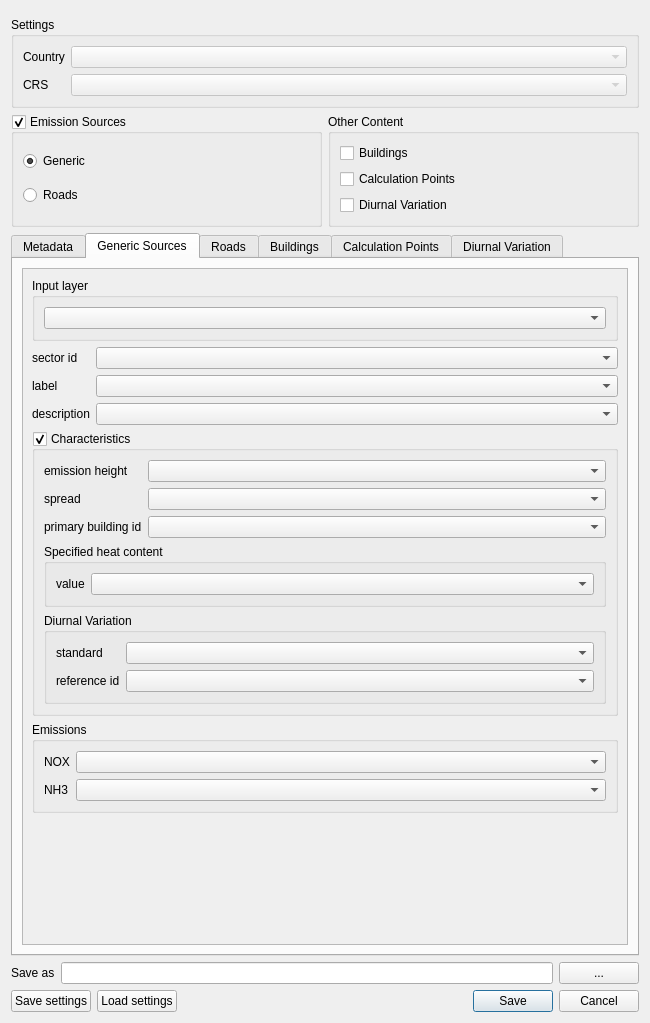
This is ImaerPlugin/generate_calc_input_dlg.ui in opengeogroep/AERIUS-QGIS-plugins as Qt 5 draws it before an edit. The edited form follows.
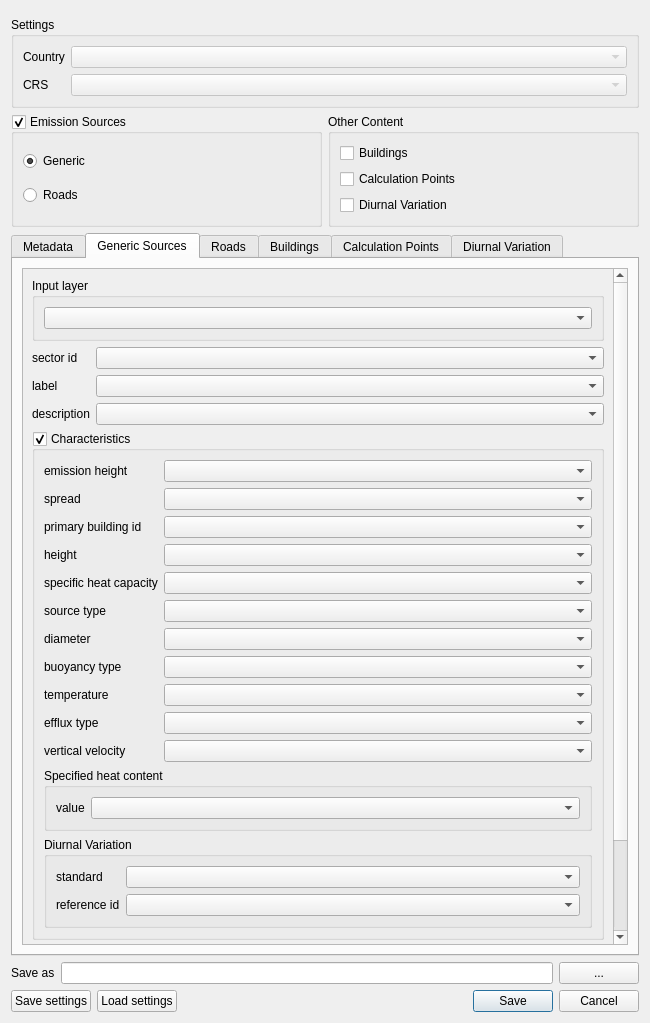
This is the edited form. Custom widgets are drawn as their Qt base class.

Commit message: ADMS Generic Sources supported by GUI

```diff
--- a/ImaerPlugin/generate_calc_input_dlg.ui
+++ b/ImaerPlugin/generate_calc_input_dlg.ui
@@ -238,8 +238,8 @@
            <rect>
             <x>0</x>
             <y>0</y>
-            <width>608</width>
-            <height>633</height>
+            <width>594</width>
+            <height>864</height>
            </rect>
           </property>
           <layout class="QFormLayout" name="formLayout_13">
@@ -340,7 +340,7 @@
               <item row="2" column="1">
                <widget class="QgsFieldComboBox" name="fcb_es_prim_bld"/>
               </item>
-              <item row="3" column="0" colspan="2">
+              <item row="11" column="0" colspan="2">
                <widget class="QGroupBox" name="groupBox_heatContent">
                 <property name="title">
                  <string>Specified heat content</string>
@@ -359,7 +359,7 @@
                 </layout>
                </widget>
               </item>
-              <item row="4" column="0" colspan="2">
+              <item row="12" column="0" colspan="2">
                <widget class="QGroupBox" name="groupBox_5">
                 <property name="title">
                  <string>Diurnal Variation</string>
@@ -388,6 +388,86 @@
                 </layout>
                </widget>
               </item>
+              <item row="3" column="0">
+               <widget class="QLabel" name="label_es_adms_height">
+                <property name="text">
+                 <string>height</string>
+                </property>
+               </widget>
+              </item>
+              <item row="4" column="0">
+               <widget class="QLabel" name="label_es_adms_heat_capacity">
+                <property name="text">
+                 <string>specific heat capacity</string>
+                </property>
+               </widget>
+              </item>
+              <item row="5" column="0">
+               <widget class="QLabel" name="label_es_adms_source_type">
+                <property name="text">
+                 <string>source type</string>
+                </property>
+               </widget>
+              </item>
+              <item row="6" column="0">
+               <widget class="QLabel" name="label_es_adms_diameter">
+                <property name="text">
+                 <string>diameter</string>
+                </property>
+               </widget>
+              </item>
+              <item row="7" column="0">
+               <widget class="QLabel" name="label_es_adms_buoyancy_type">
+                <property name="text">
+                 <string>buoyancy type</string>
+                </property>
+               </widget>
+              </item>
+              <item row="8" column="0">
+               <widget class="QLabel" name="label_es_adms_temperature">
+                <property name="text">
+                 <string>temperature</string>
+                </property>
+               </widget>
+              </item>
+              <item row="9" column="0">
+               <widget class="QLabel" name="label_es_adms_efflux_type">
+                <property name="text">
+                 <string>efflux type</string>
+                </property>
+               </widget>
+              </item>
+              <item row="10" column="0">
+               <widget class="QLabel" name="label_es_adms_vertical_velocity">
+                <property name="text">
+                 <string>vertical velocity</string>
+                </property>
+               </widget>
+              </item>
+              <item row="3" column="1">
+               <widget class="QgsFieldComboBox" name="fcb_es_adms_height"/>
+              </item>
+              <item row="4" column="1">
+               <widget class="QgsFieldComboBox" name="fcb_es_adms_heat_capacity"/>
+              </item>
+              <item row="5" column="1">
+               <widget class="QgsFieldComboBox" name="fcb_es_adms_source_type"/>
+              </item>
+              <item row="6" column="1">
+               <widget class="QgsFieldComboBox" name="fcb_es_adms_diameter"/>
+              </item>
+              <item row="7" column="1">
+               <widget class="QgsFieldComboBox" name="fcb_es_adms_buoyancy_type"/>
+              </item>
+              <item row="8" column="1">
+               <widget class="QgsFieldComboBox" name="fcb_es_adms_temperature"/>
+              </item>
+              <item row="9" column="1">
+               <widget class="QgsFieldComboBox" name="fcb_es_adms_efflux_type"/>
+              </item>
+              <item row="10" column="1">
+               <widget class="QgsFieldComboBox" name="fcb_es_adms_vertical_velocity"/>
+              </item>
              </layout>
             </widget>
            </item>
```
Left out of the diff: 2 changed lines with no effect on the pictures. The commit also changes 2 other files.
